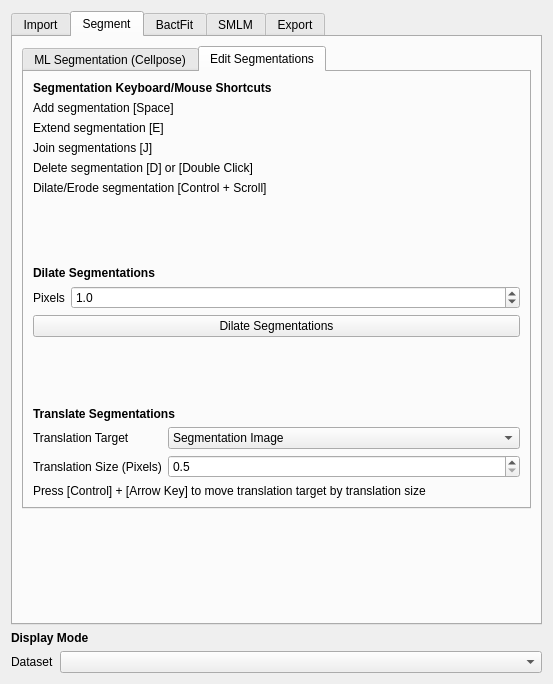
The window that src/moltrack/GUI/widget_ui.ui (piedrro/napari-moltrack) describes before a commit, drawn with Qt 5.
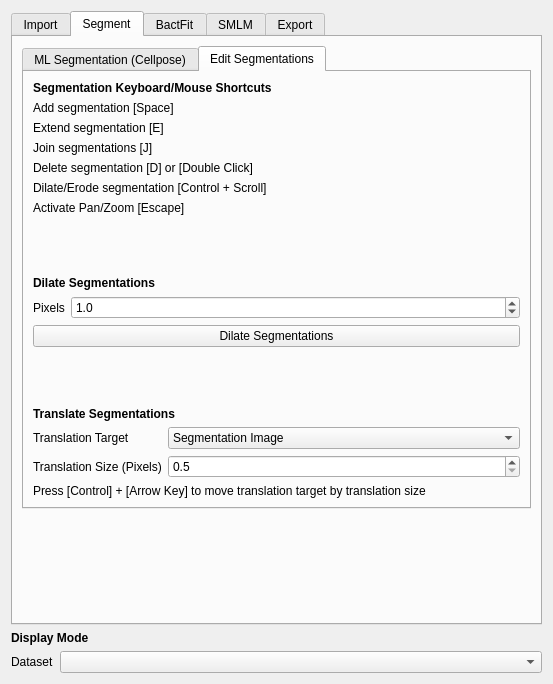
The same window after the commit. The open tabs and pages were chosen to show the change.

Commit message: add pan_zoom mode and refined cell editing functions

Diff of the .ui file:
```diff
--- a/src/moltrack/GUI/widget_ui.ui
+++ b/src/moltrack/GUI/widget_ui.ui
@@ -853,6 +853,13 @@
              </property>
             </widget>
            </item>
+           <item>
+            <widget class="QLabel" name="label_28">
+             <property name="text">
+              <string>Activate Pan/Zoom [Escape]</string>
+             </property>
+            </widget>
+           </item>
            <item>
             <spacer name="verticalSpacer_7">
              <property name="orientation">
```
Left out of the diff: 9 changed lines with no effect on the pictures. The commit also changes 5 other files.
